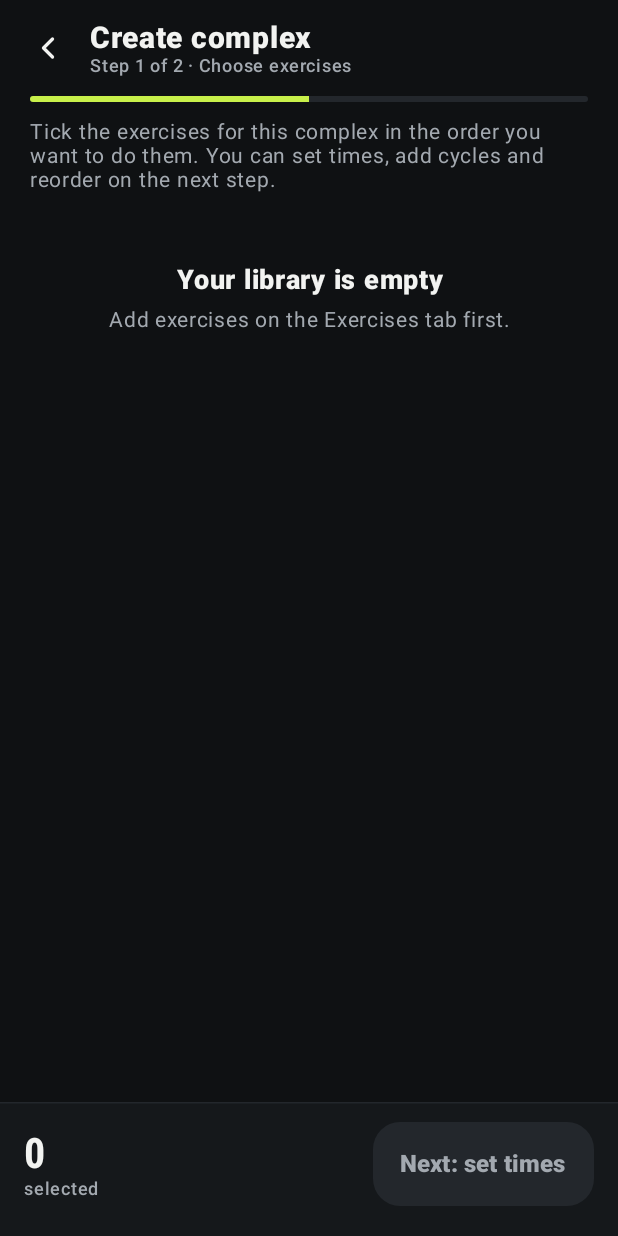
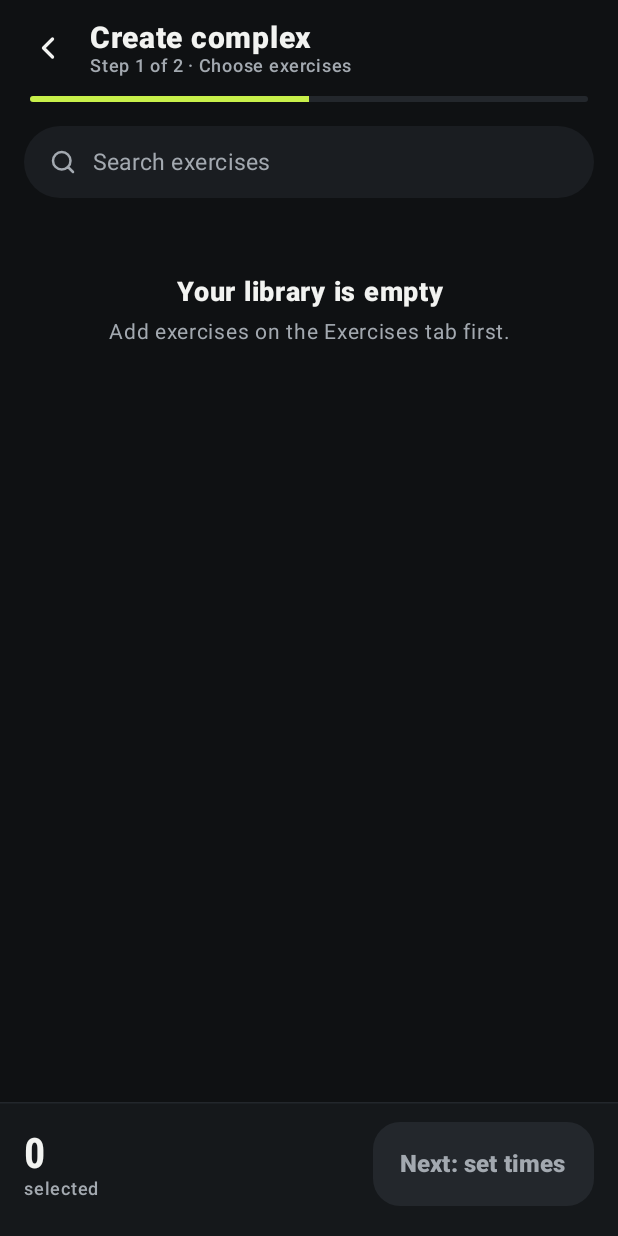
Before and after one commit to anmura/training-timer, an Android app built with Jetpack Compose: the composable ComplexEditorScreen called with empty values, on a phone screen of 412 x 824 dp. Run offline under Robolectric (Android 15) with nearby library versions, the phone set to English and light mode, and no system bars.

Commit message:
Pick exercises: search field instead of the hint text
Co-Authored-By: Claude Opus 5.5 <noreply@anthropic.com>
Claude-Session: https://claude.ai/code/session_01VKJpjF76y6zY4cgfP6iZUP

```diff
--- a/app/src/main/java/com/trainingtimer/app/ui/ComplexEditorScreen.kt
+++ b/app/src/main/java/com/trainingtimer/app/ui/ComplexEditorScreen.kt
@@ -6,6 +6,7 @@ import androidx.compose.foundation.background
 import androidx.compose.foundation.border
 import androidx.compose.foundation.clickable
 import androidx.compose.foundation.layout.Arrangement
+import androidx.compose.foundation.layout.Box
 import androidx.compose.foundation.layout.Column
 import androidx.compose.foundation.layout.PaddingValues
 import androidx.compose.foundation.layout.Row
@@ -191,7 +192,13 @@ private fun SelectExercisesStep(
     BackHandler(onBack = onBack)
     val sorted = remember(exercises) { exercises.sortedBy { it.name.lowercase() } }
     var catFilter by remember { mutableStateOf<String?>(null) }
-    val shown = sorted.inCategory(catFilter)
+    var query by rememberSaveable { mutableStateOf("") }
+    // Search matches any part of the name, e.g. "гантел" finds "Жим гантелей лёжа".
+    val searched = remember(sorted, query) {
+        val q = query.trim()
+        if (q.isEmpty()) sorted else sorted.filter { it.name.contains(q, ignoreCase = true) }
+    }
+    val shown = searched.inCategory(catFilter)
     Column(
         Modifier
             .fillMaxSize()
@@ -199,15 +206,14 @@ private fun SelectExercisesStep(
     ) {
         TopBar("Create complex", onBack = onBack, subtitle = "Step 1 of 2 · Choose exercises")
         ProgressStrip(0.5f)
-        Text(
-            "Tick the exercises for this complex in the order you want to do them. You can set times, add cycles and reorder on the next step.",
-            fontSize = 14.sp,
-            color = C.Muted,
-            modifier = Modifier.padding(start = 20.dp, end = 20.dp, bottom = 8.dp),
-        )
-        CategoryFilterRow(categories, sorted, catFilter, { catFilter = it }, Modifier.padding(bottom = 8.dp))
+        Box(Modifier.padding(start = 16.dp, end = 16.dp, top = 4.dp, bottom = 12.dp)) {
+            SearchField(query, onChange = { query = it })
+        }
+        CategoryFilterRow(categories, searched, catFilter, { catFilter = it }, Modifier.padding(bottom = 8.dp))
         if (sorted.isEmpty()) {
             EmptyState("Your library is empty", "Add exercises on the Exercises tab first.", Modifier.weight(1f))
+        } else if (shown.isEmpty()) {
+            EmptyState("Nothing found", if (query.isNotBlank()) "No exercise matches “${query.trim()}”." else "No exercises in this category yet.", Modifier.weight(1f))
         } else {
             LazyColumn(
                 Modifier.weight(1f),
--- a/app/src/main/java/com/trainingtimer/app/ui/HomeScreen.kt
+++ b/app/src/main/java/com/trainingtimer/app/ui/HomeScreen.kt
@@ -556,7 +556,7 @@ private fun ExercisesTab(
 }
 
 @Composable
-private fun SearchField(value: String, onChange: (String) -> Unit) {
+fun SearchField(value: String, onChange: (String) -> Unit) {
     Row(
         Modifier
             .fillMaxWidth()
```
